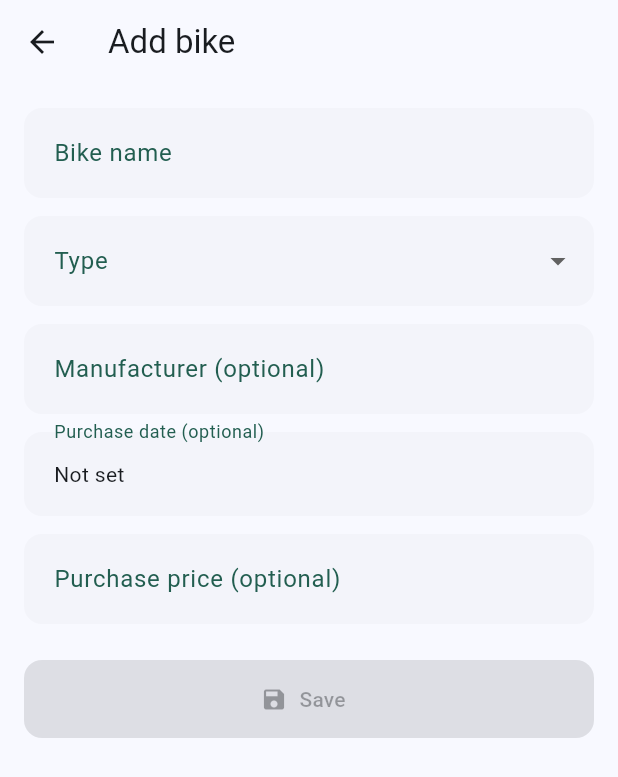
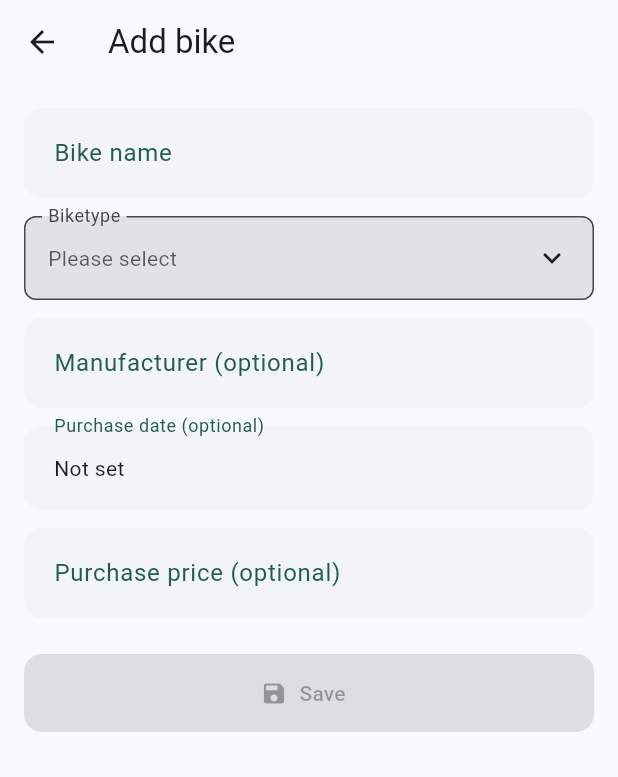
Before and after one commit to Marco-Syntax/bike_manager, a Flutter app: the AddBikeView screen opened directly, on a phone screen of 412 x 824 dp. Shown: the top 777 px of the screen. Run offline on Flutter 3.47's test engine with Material 3 defaults, Android fonts, the light colour scheme and no system bars; our stand-ins replace awesome_snackbar_content, flutter_riverpod, font_awesome_flutter, freezed_annotation, shared_preferences; accounts and stored records are empty; generated files the repository leaves out were written again.

Commit message:
add BikeTypeDropdown widget for improved bike type selection Update German and English localization for bike type

```diff
--- a/assets/texts/de.arb
+++ b/assets/texts/de.arb
@@ -11,13 +11,14 @@
   "confirmDeleteTitle": "Eintrag löschen?",
   "confirmDeleteMessage": "Möchten Sie {name} wirklich löschen?",
   "name": "Fahrradname",
-  "type": "Typ",
+  "type": "Fahrradtyp",
   "manufacturer": "Hersteller",
   "purchaseDate": "Kaufdatum",
   "purchasePrice": "Kaufpreis",
   "notSet": "Nicht gesetzt",
   "requiredName": "Name ist erforderlich",
   "selectType": "Bitte wählen Sie einen Typ",
+  "chooseType": "Bitte auswählen",
   "optionalManufacturer": "Hersteller (optional)",
   "optionalPurchaseDate": "Kaufdatum (optional)",
   "optionalPurchasePrice": "Kaufpreis (optional)",
@@ -25,7 +26,7 @@
   "invalidPrice": "Ungültiger Preis",
   "negativePrice": "Preis darf nicht negativ sein",
   "deletedSnack": "{name} ",
-    "deletedTitle": "Gelöscht",
+  "deletedTitle": "Gelöscht",
   "updatedSnack": "{field} ",
   "updatedTitle": "Aktualisiert",
   "addedSnack": "{name} wurde erfolgreich hinzugefügt.",
--- a/assets/texts/en.arb
+++ b/assets/texts/en.arb
@@ -11,13 +11,14 @@
   "confirmDeleteTitle": "Delete entry?",
   "confirmDeleteMessage": "Do you really want to delete {name}?",
   "name": "Bike name",
-  "type": "Type",
+  "type": "Biketype",
   "manufacturer": "Manufacturer",
   "purchaseDate": "Purchase date",
   "purchasePrice": "Purchase price",
   "notSet": "Not set",
   "requiredName": "Name is required",
   "selectType": "Please select a type",
+  "chooseType": "Please select",
   "optionalManufacturer": "Manufacturer (optional)",
   "optionalPurchaseDate": "Purchase date (optional)",
   "optionalPurchasePrice": "Purchase price (optional)",
--- a/lib/utils/app_colors.dart
+++ b/lib/utils/app_colors.dart
@@ -87,7 +87,6 @@ class AppColors {
     }
   }
 
-  // single color fallback per bike type
   static Color colorForBikeType(BikeType type) {
     switch (type) {
       case BikeType.citybike:
--- a/lib/views/add_bike_view.dart
+++ b/lib/views/add_bike_view.dart
@@ -7,6 +7,7 @@ import 'package:bike_manager/utils/form_styles.dart';
 import 'package:bike_manager/utils/button_styles.dart';
 import 'package:flutter_gen/gen_l10n/app_localizations.dart';
 import 'package:bike_manager/utils/dialogs.dart';
+import 'package:bike_manager/widgets/bike_type_dropdown.dart';
 
 class AddBikeView extends ConsumerStatefulWidget {
   const AddBikeView({super.key});
@@ -52,7 +53,6 @@ class _AddBikeView extends ConsumerState<AddBikeView> {
   @override
   Widget build(BuildContext context) {
     final l10n = AppLocalizations.of(context);
-    final theme = Theme.of(context);
     return Scaffold(
       appBar: AppBar(title: Text(l10n.addBike)),
       body: Form(
@@ -73,21 +73,9 @@ class _AddBikeView extends ConsumerState<AddBikeView> {
                           : null,
             ),
             const SizedBox(height: 12),
-            DropdownButtonFormField<BikeType>(
-              value: _type,
-              decoration: FormStyles.filled(context, label: l10n.type),
-              style: FormStyles.input(context),
-              dropdownColor: theme.colorScheme.surface,
-              menuMaxHeight: 300,
-              items:
-                  BikeType.values
-                      .map(
-                        (t) => DropdownMenuItem(
-                          value: t,
-                          child: Text(formatBikeType(context, t)),
-                        ),
-                      )
-                      .toList(),
+            BikeTypeDropdown(
+              initialValue: _type,
+              label: l10n.type,
               onChanged: (v) => setState(() => _type = v),
               validator: (v) => v == null ? l10n.selectType : null,
             ),
--- /dev/null
+++ b/lib/widgets/bike_type_dropdown.dart
@@ -0,0 +1,98 @@
+import 'package:bike_manager/models/bike_type.dart';
+import 'package:bike_manager/widgets/bike_type_avatar.dart';
+import 'package:flutter/material.dart';
+import 'package:flutter_gen/gen_l10n/app_localizations.dart';
+import 'package:bike_manager/utils/formatting.dart';
+
+class BikeTypeDropdown extends FormField<BikeType> {
+  BikeTypeDropdown({
+    super.key,
+    super.initialValue,
+    super.onSaved,
+    super.validator,
+    required ValueChanged<BikeType?> onChanged,
+    String? label,
+  }) : super(
+         builder: (state) {
+           final context = state.context;
+           final theme = Theme.of(context);
+
+           Widget displayChild;
+           if (state.value == null) {
+             displayChild = Text(
+               AppLocalizations.of(context).chooseType,
+               style: theme.textTheme.bodyMedium?.copyWith(
+                 color: theme.hintColor,
+               ),
+             );
+           } else {
+             displayChild = Row(
+               children: [
+                 BikeTypeAvatar(type: state.value!, radius: 16, iconSize: 14),
+                 const SizedBox(width: 12),
+                 Expanded(child: Text(formatBikeType(context, state.value!))),
+               ],
+             );
+           }
+
+           return GestureDetector(
+             onTap: () async {
+               final selected = await showModalBottomSheet<BikeType>(
+                 context: context,
+                 shape: const RoundedRectangleBorder(
+                   borderRadius: BorderRadius.vertical(
+                     top: Radius.circular(16),
+                   ),
+                 ),
+                 builder: (ctx) {
+                   return SafeArea(
+                     child: ListView.separated(
+                       shrinkWrap: true,
+                       padding: const EdgeInsets.symmetric(vertical: 8),
+                       itemBuilder: (c, i) {
+                         final t = BikeType.values[i];
+                         return ListTile(
+                           leading: BikeTypeAvatar(
+                             type: t,
+                             radius: 20,
+                             iconSize: 18,
+                           ),
+                           title: Text(formatBikeType(ctx, t)),
+                           onTap: () => Navigator.of(ctx).pop(t),
+                         );
+                       },
+                       separatorBuilder: (_, __) => const Divider(height: 1),
+                       itemCount: BikeType.values.length,
+                     ),
+                   );
+                 },
+               );
+               if (selected != null) {
+                 state.didChange(selected);
+                 onChanged(selected);
+               }
+             },
+             child: InputDecorator(
+               decoration: InputDecoration(
+                 labelText: label,
+                 filled: true,
+                 border: OutlineInputBorder(
+                   borderRadius: BorderRadius.circular(8),
+                 ),
+               ),
+               child: Row(
+                 mainAxisAlignment: MainAxisAlignment.spaceBetween,
+                 children: [
+                   Expanded(child: displayChild),
+                   const SizedBox(width: 8),
+                   Icon(
+                     Icons.keyboard_arrow_down,
+                     color: theme.iconTheme.color,
+                   ),
+                 ],
+               ),
+             ),
+           );
+         },
+       );
+}
```
